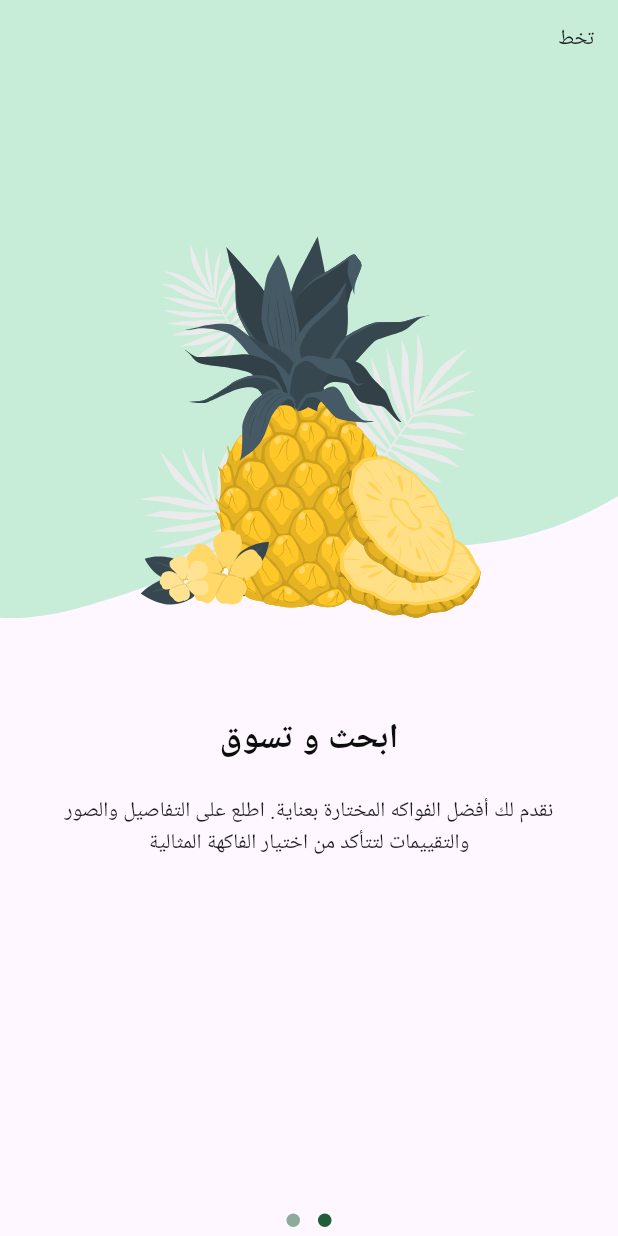
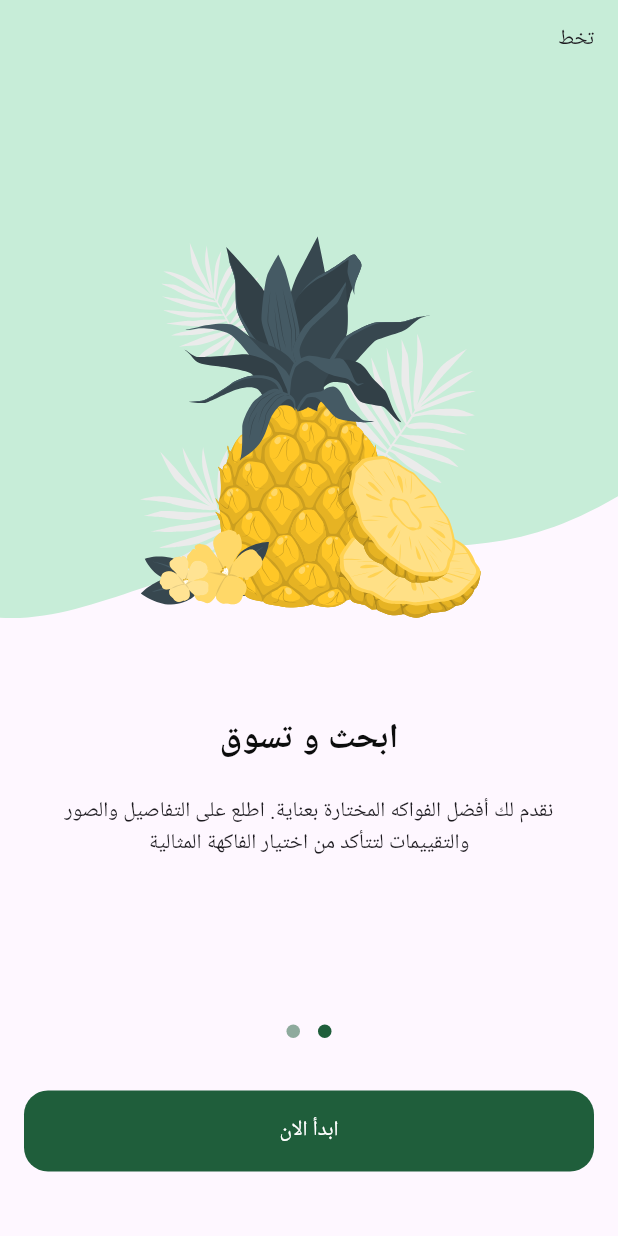
Before and after one commit to abo3amer69/Fruits_Hup, a Flutter app: the screen it shows after launch, swiped to page 2, on a phone screen of 412 x 824 dp. Run offline on Flutter 3.47's test engine with Material 3 defaults, Android fonts, the phone set to English and light mode, and no system bars; drawn by our look-alikes of dots_indicator; our stand-ins replace flutter_svg; Roboto replaces fonts that are missing (Cairo).

Commit message:
create custom button

```diff
--- /dev/null
+++ b/lib/constants.dart
@@ -0,0 +1 @@
+const KHorizentalPadding = 16.0;
--- /dev/null
+++ b/lib/core/widget/custom_button.dart
@@ -0,0 +1,29 @@
+import 'package:flutter/material.dart';
+import 'package:fruits_hup/core/utils/app_colors.dart';
+
+class CustomButton extends StatelessWidget {
+  const CustomButton({super.key, required this.onPressed, required this.text});
+  final VoidCallback onPressed;
+  final String text;
+
+  @override
+  Widget build(BuildContext context) {
+    return SizedBox(
+      width: double.infinity,
+      height: 54,
+      child: TextButton(
+        style: TextButton.styleFrom(
+          shape: RoundedRectangleBorder(
+            borderRadius: BorderRadius.circular(16),
+          ),
+          backgroundColor: AppColors.primaryColor,
+        ),
+        onPressed: onPressed,
+        child: Text(
+          text,
+          style: TextStyle(color: Colors.white),
+        ),
+      ),
+    );
+  }
+}
--- a/lib/features/on_boarding/presentation/views/widgets/on_boarding_view_body.dart
+++ b/lib/features/on_boarding/presentation/views/widgets/on_boarding_view_body.dart
@@ -1,6 +1,8 @@
 import 'package:dots_indicator/dots_indicator.dart';
 import 'package:flutter/material.dart';
+import 'package:fruits_hup/constants.dart';
 import 'package:fruits_hup/core/utils/app_colors.dart';
+import 'package:fruits_hup/core/widget/custom_button.dart';
 import 'package:fruits_hup/features/on_boarding/presentation/views/widgets/on_boarding_page_view.dart';
 
 class OnBoardingViewBody extends StatelessWidget {
@@ -20,6 +22,21 @@ class OnBoardingViewBody extends StatelessWidget {
             color: AppColors.primaryColor.withOpacity(.5),
           ),
         ),
+        SizedBox(
+          height: 29,
+        ),
+        Padding(
+          padding: const EdgeInsets.symmetric(
+            horizontal: KHorizentalPadding,
+          ),
+          child: CustomButton(
+            onPressed: () {},
+            text: 'ابدأ الان',
+          ),
+        ),
+        SizedBox(
+          height: 43,
+        ),
       ],
     );
   }
```
